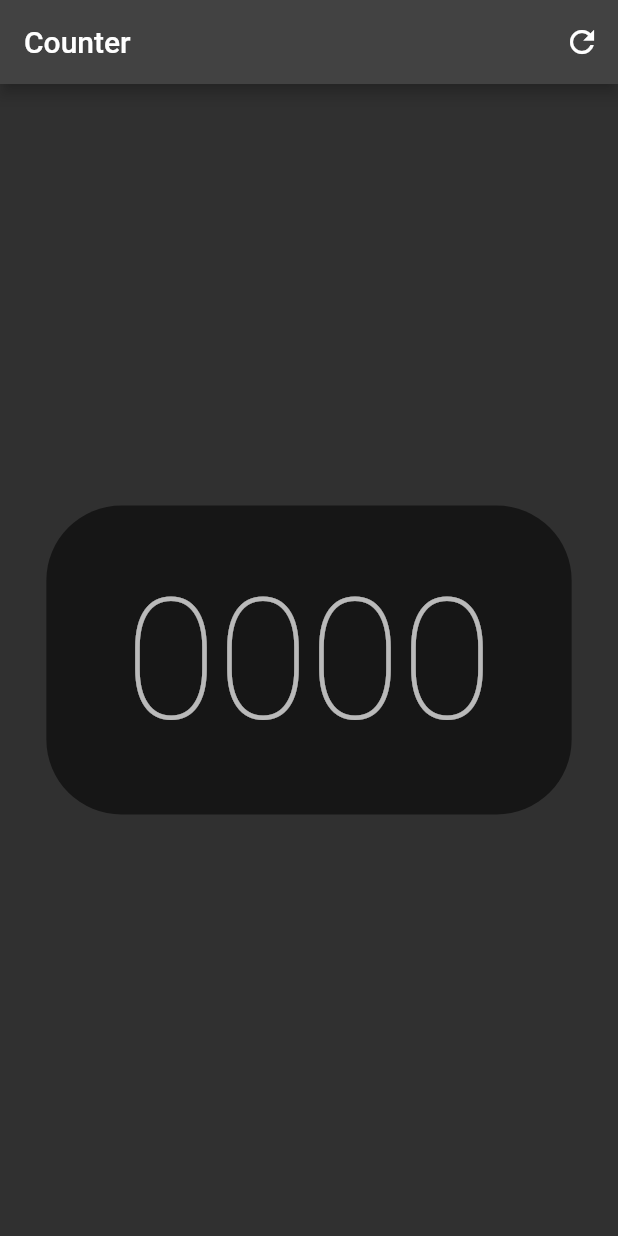
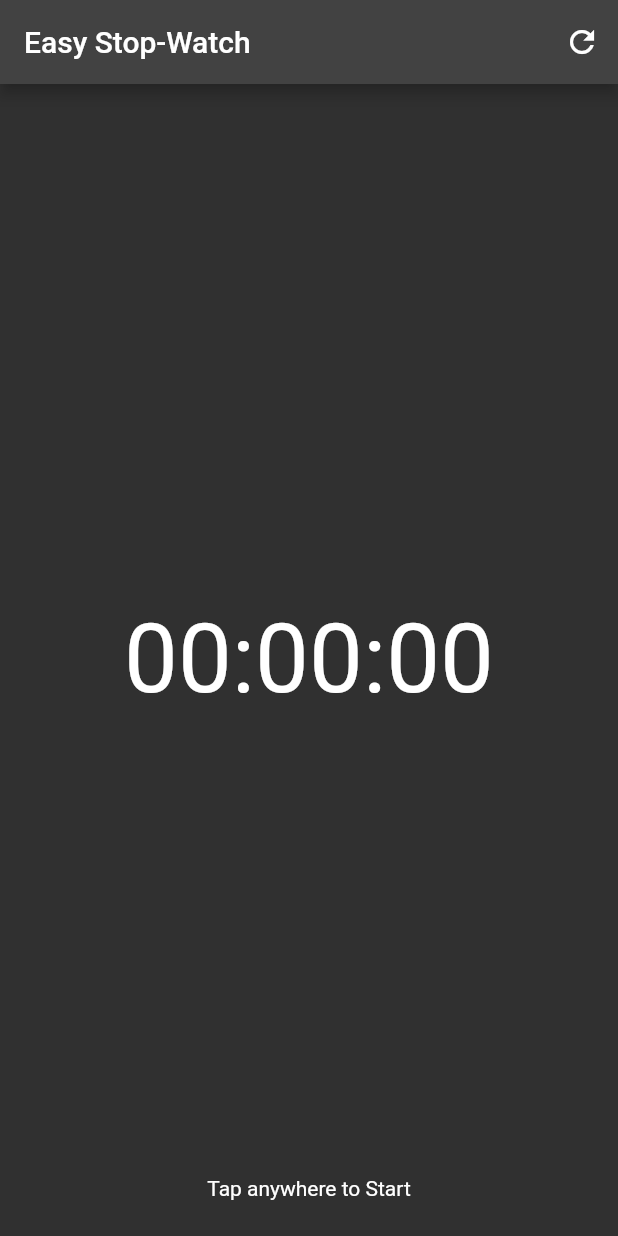
Before and after one commit to othman98shawgan/easy-stopwatch, a Flutter app: the screen it shows after launch, on a phone screen of 412 x 824 dp. Run offline on Flutter 3.47's test engine with Material 2 defaults, Android fonts, the light colour scheme and no system bars.

Commit message:
Implement a basic stop watch

```diff
--- a/lib/main.dart
+++ b/lib/main.dart
@@ -13,11 +13,12 @@ class MyApp extends StatelessWidget {
   @override
   Widget build(BuildContext context) {
     return MaterialApp(
-      title: 'Flutter Demo',
+      debugShowCheckedModeBanner: false,
+      title: 'Easy Stop-Watch',
       theme: ThemeData(
         brightness: Brightness.dark,
       ),
-      home: const MyHomePage(title: 'Easy Stop-Watch'),
+      home: HomePage(),
     );
   }
 }
--- a/lib/ui/home.dart
+++ b/lib/ui/home.dart
@@ -1,62 +1,110 @@
+import 'dart:async';
+
 import 'package:flutter/material.dart';
 
-class MyHomePage extends StatefulWidget {
-  const MyHomePage({super.key, required this.title});
-  final String title;
+class HomePage extends StatefulWidget {
+  const HomePage({super.key});
 
   @override
-  State<MyHomePage> createState() => _MyHomePageState();
+  State<HomePage> createState() => _HomePageState();
 }
 
-class _MyHomePageState extends State<MyHomePage> {
-  int _counter = 0;
+class _HomePageState extends State<HomePage> {
+  late Stopwatch _stopwatch;
+  late Timer _timer;
 
-  void _resetCounter() {
-    setState(() {
-      _counter = 0;
-    });
-  }
-
-  void _incrementCounter() {
-    setState(() {
-      _counter++;
+  @override
+  void initState() {
+    super.initState();
+    _stopwatch = Stopwatch();
+    _timer = Timer.periodic(const Duration(milliseconds: 30), (timer) {
+      setState(() {});
     });
   }
 
   @override
+  void dispose() {
+    _timer.cancel();
+    super.dispose();
+  }
+
+  void handleStartStop() {
+    if (_stopwatch.isRunning) {
+      _stopwatch.stop();
+    } else {
+      _stopwatch.start();
+    }
+
+    setState(() {});
+  }
+
+  @override
   Widget build(BuildContext context) {
+    double width = MediaQuery.of(context).size.width;
+    double height = MediaQuery.of(context).size.height;
+    // Height (without SafeArea)
+    var padding = MediaQuery.of(context).viewPadding;
+
+    // Height (without status and toolbar)
+    double height3 = height - padding.top - kToolbarHeight;
+
     return Scaffold(
-      appBar: AppBar(
-        title: const Text('Counter'),
-        actions: [
-          IconButton(
+      appBar: AppBar(title: const Text('Easy Stop-Watch'), actions: [
+        IconButton(
             icon: const Icon(Icons.refresh),
-            tooltip: 'Reset Count',
-            onPressed: _resetCounter,
-          ),
-        ],
-      ),
-      body: GestureDetector(
-        behavior: HitTestBehavior.opaque,
-        onLongPress: _resetCounter,
-        onTap: (() {
-          _incrementCounter();
-        }),
-        child: Center(
-          child: SizedBox(
-            height: MediaQuery.of(context).size.width * 0.5,
-            width: MediaQuery.of(context).size.width * 0.85,
-            child: Container(
-              decoration: const BoxDecoration(
-                  borderRadius: BorderRadius.all(Radius.circular(50.0)), color: Colors.black54),
-              child: Center(
-                child: Text(_counter.toString().padLeft(4, '0'),
-                    style: Theme.of(context).textTheme.headline1),
+            tooltip: 'Reset Stop-Watch',
+            onPressed: () {
+              _stopwatch.reset();
+              _stopwatch.stop();
+            }),
+      ]),
+      body: Center(
+        child: GestureDetector(
+          behavior: HitTestBehavior.opaque,
+          onLongPress: () {
+            _stopwatch.reset();
+            _stopwatch.stop();
+          },
+          onTap: handleStartStop,
+          child: Column(
+            mainAxisAlignment: MainAxisAlignment.center,
+            children: <Widget>[
+              SizedBox(height: height3 / 3),
+              SizedBox(
+                height: height3 / 3,
+                child: Center(
+                  child: Text(formatTime(_stopwatch.elapsedMilliseconds),
+                      style: const TextStyle(fontSize: 64.0)),
+                ),
               ),
-            ),
+              SizedBox(
+                  height: height3 / 3,
+                  child: Padding(
+                      padding: const EdgeInsets.all(24),
+                      child: Column(
+                        mainAxisAlignment: MainAxisAlignment.end,
+                        children: [
+                          Text(_stopwatch.isRunning
+                              ? 'Tap anywhere to Stop'
+                              : 'Tap anywhere to Start'),
+                        ],
+                      ))),
+            ],
           ),
         ),
       ),
     );
   }
 }
+
+String formatTime(int milliseconds) {
+  var secs = milliseconds ~/ 1000;
+  var hours = (secs ~/ 3600).toString().padLeft(2, '0');
+  var minutes = ((secs % 3600) ~/ 60).toString().padLeft(2, '0');
+  var seconds = (secs % 60).toString().padLeft(2, '0');
+  var milisecs = ((milliseconds % 1000) ~/ 10).toString().padLeft(2, '0');
+  if (hours == "00") {
+    return "$minutes:$seconds:$milisecs";
+  }
+  return "$hours:$minutes:$seconds:$milisecs";
+}
```
